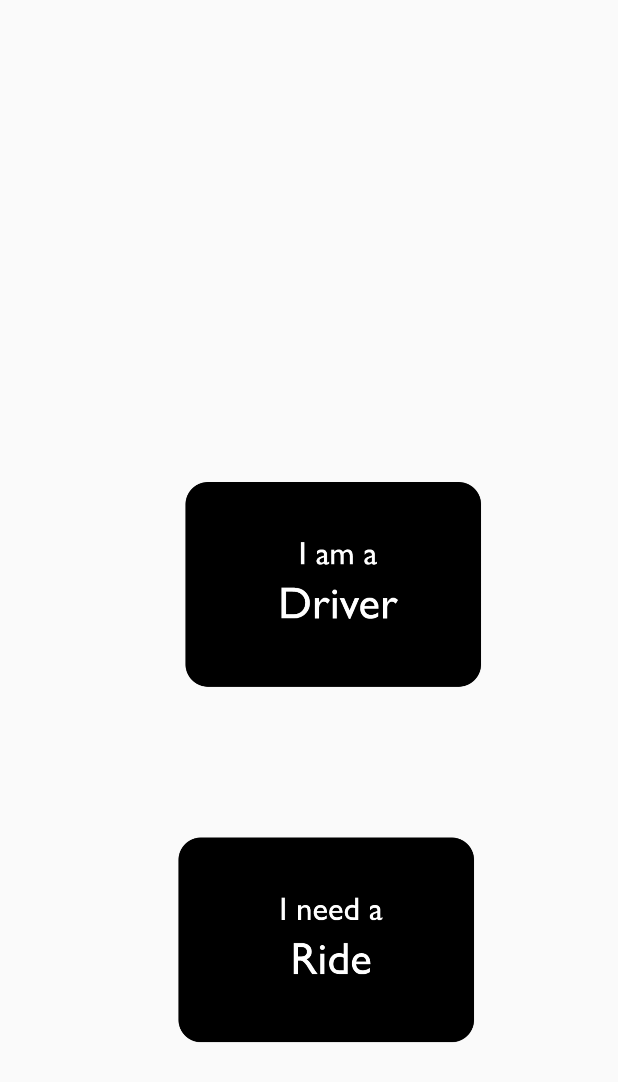
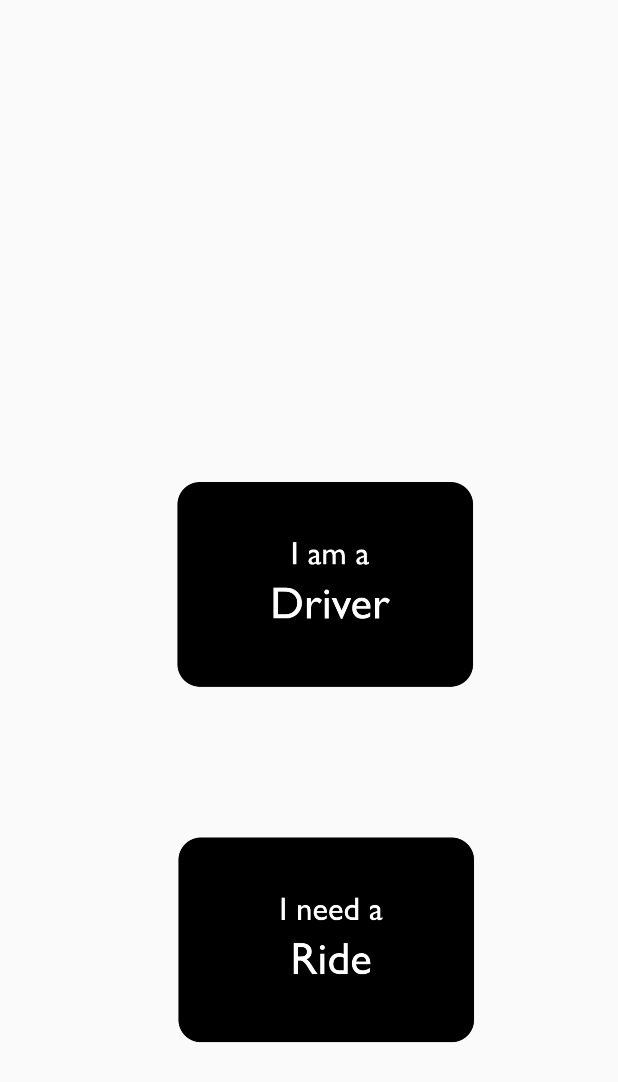
Before and after one commit to xxflo/SAPhackathon, an Android app: the AreYouDriver screen opened directly, with no data from a screen before it, on a phone screen of 412 x 824 dp. Shown: the top 1082 px of the screen. Run offline under Robolectric (Android 15) with nearby library versions, the phone set to English and light mode, and no system bars.

Commit message:
fixed screen change problem

```diff
--- a/app/src/main/AndroidManifest.xml
+++ b/app/src/main/AndroidManifest.xml
@@ -9,7 +9,7 @@
         android:roundIcon="@mipmap/ic_launcher_round"
         android:supportsRtl="true"
         android:theme="@style/AppTheme">
-        <activity android:name=".MainActivity">
+        <activity android:name=".CreateSocialEvents">
             <intent-filter>
                 <action android:name="android.intent.action.MAIN" />
 
@@ -18,7 +18,6 @@
         </activity>
         <activity android:name=".AreYouDriver" />
         <activity android:name=".NeedRide" />
-        <activity android:name=".CreateSocialEvents" />
         <activity android:name=".AmDriver" />
         <activity android:name=".CarPoolEvent" />
         <activity android:name=".SocialEvent"></activity>
--- a/app/src/main/java/com/example/kessr/saphackathon/AmDriver.java
+++ b/app/src/main/java/com/example/kessr/saphackathon/AmDriver.java
@@ -88,7 +88,7 @@ public class AmDriver extends AppCompatActivity {
             textView.setText("Passengers in Need");
             listView.addHeaderView(textView);
             listView.setVisibility(View.VISIBLE);
-            buttons.setVisibility(View.VISIBLE);
+            //buttons.setVisibility(View.VISIBLE);
         }
 
     }
--- a/app/src/main/res/layout/activity_are_you_driver.xml
+++ b/app/src/main/res/layout/activity_are_you_driver.xml
@@ -10,18 +10,18 @@
         android:id="@+id/driverButton"
         android:layout_width="210dp"
         android:layout_height="162dp"
+        android:layout_marginBottom="8dp"
         android:layout_marginStart="8dp"
         android:layout_marginTop="150dp"
-        android:layout_marginBottom="8dp"
         android:background="#00000000"
         android:contentDescription="@string/driver_button"
+        android:maxHeight="42dp"
         android:maxWidth="42dp"
-        android:maxHeight="42dp"
         android:onClick="amDriver"
         android:scaleType="fitCenter"
         app:layout_constraintBottom_toTopOf="@+id/riderButton"
         app:layout_constraintEnd_toEndOf="parent"
-        app:layout_constraintHorizontal_bias="0.563"
+        app:layout_constraintHorizontal_bias="0.536"
         app:layout_constraintStart_toStartOf="parent"
         app:layout_constraintTop_toTopOf="parent"
         app:layout_constraintVertical_bias="0.692"
```
